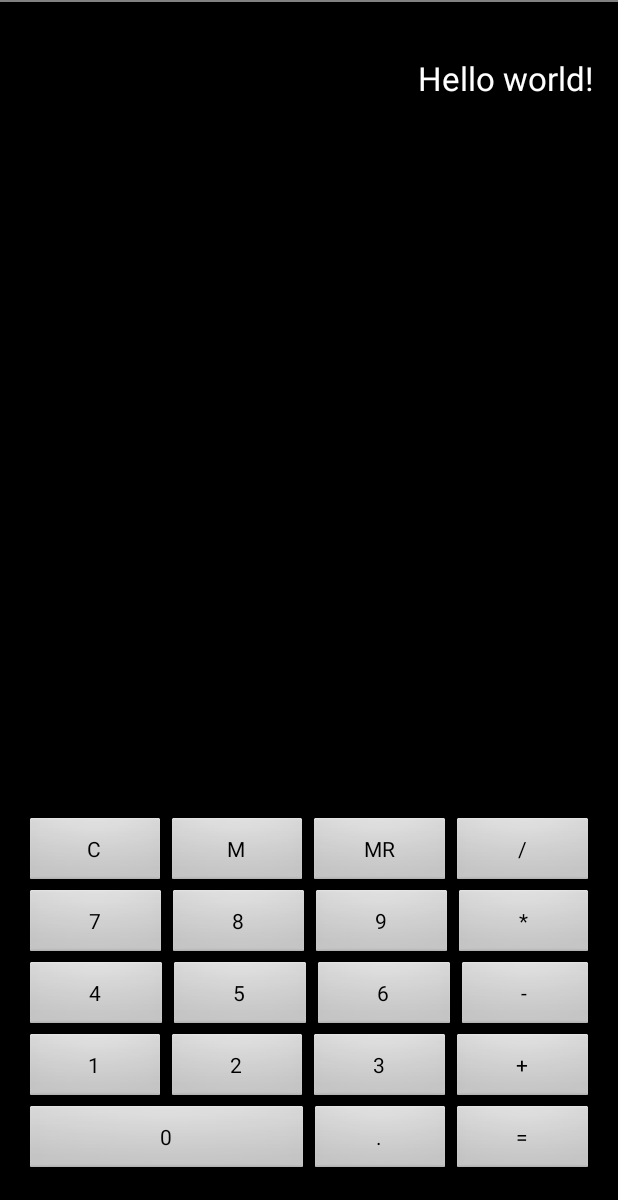
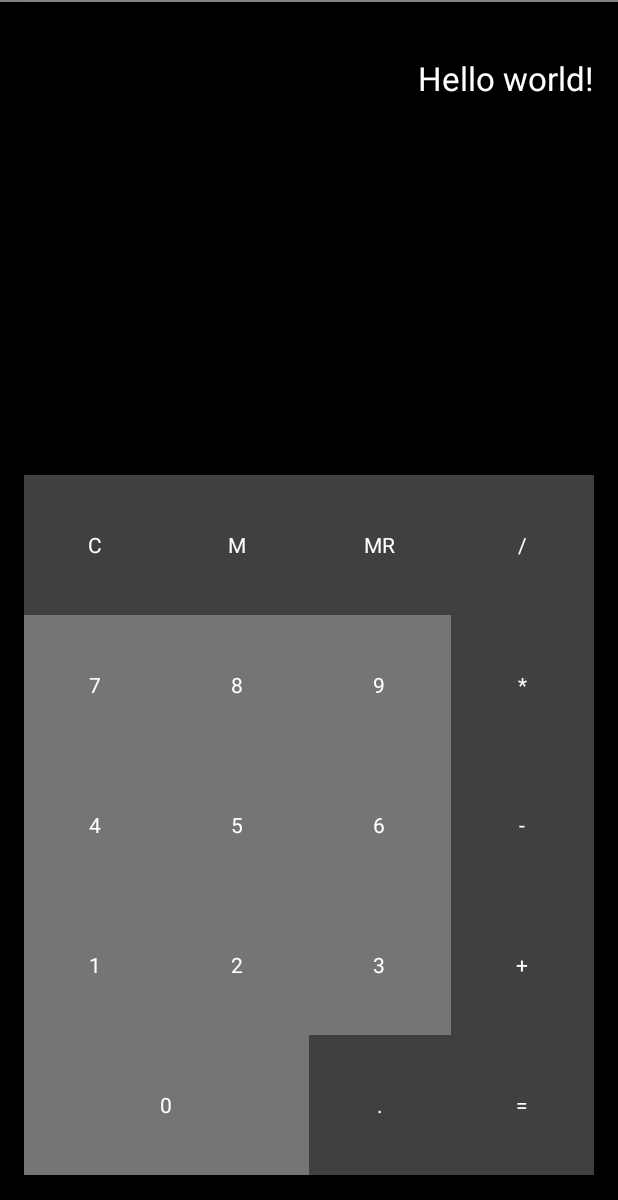
Before and after one commit to steamclock/jscalc, an Android app: the screen it shows after launch (MainActivity), on a phone screen of 412 x 824 dp, the part 36-1236 px from its top. Run offline under Robolectric (Android 15) with nearby library versions, the phone set to English and light mode, and no system bars; libraries missing offline, so code that uses them is left out: junit.framework; network calls fail.

Commit message:
Theme android buttons. #12

```diff
--- a/android/JSCalc/src/main/res/layout/activity_main.xml
+++ b/android/JSCalc/src/main/res/layout/activity_main.xml
@@ -1,4 +1,4 @@
-<RelativeLayout xmlns:android="http://schemas.android.com/apk/res/android"
+<LinearLayout xmlns:android="http://schemas.android.com/apk/res/android"
     xmlns:tools="http://schemas.android.com/tools"
     android:layout_width="match_parent"
     android:layout_height="match_parent"
@@ -6,57 +6,57 @@
     android:paddingRight="@dimen/activity_horizontal_margin"
     android:paddingTop="@dimen/activity_vertical_margin"
     android:paddingBottom="@dimen/activity_vertical_margin"
+    android:orientation="vertical"
     tools:context=".MainActivity">
 
 
         <TextView
-            android:layout_width="wrap_content"
-            android:layout_height="wrap_content"
+                android:layout_width="fill_parent"
+                android:layout_height="0dip"
                 android:textAppearance="?android:attr/textAppearanceLarge"
                 android:text="@string/hello_world"
                 android:id="@+id/textView"
                 android:layout_marginTop="20dp"
                 android:gravity="right"
-            android:layout_alignParentTop="true"
-            android:layout_alignRight="@+id/linearLayout"/>
-
-
-    <LinearLayout
-            android:orientation="vertical"
-            android:layout_width="fill_parent"
-            android:layout_height="wrap_content"
-            android:layout_alignParentBottom="true"
-            android:id="@+id/linearLayout">
+                android:layout_weight="0.3"/>
 
         <LinearLayout
                 android:layout_width="fill_parent"
-                android:layout_height="fill_parent"
-                android:layout_weight="0.2">
+                android:layout_height="0dip"
+                android:layout_weight="0.1">
 
             <Button
                     android:layout_width="0dip"
-                    android:layout_height="wrap_content"
+                    android:layout_height="fill_parent"
+                    android:background="@color/symbolBg"
                     android:text="C"
                     android:id="@+id/clearButton"
-                    android:layout_weight="0.25"/>
+                    android:layout_weight="0.25"
+                    android:textColor="@android:color/white"/>
 
             <Button
                     android:layout_width="0dip"
-                    android:layout_height="wrap_content"
+                    android:layout_height="fill_parent"
+                    android:background="@color/symbolBg"
+                    android:textColor="@android:color/white"
                     android:text="M"
                     android:id="@+id/memStore"
                     android:layout_weight="0.25"/>
 
             <Button
                     android:layout_width="0dip"
-                    android:layout_height="wrap_content"
+                    android:layout_height="fill_parent"
+                    android:background="@color/symbolBg"
+                    android:textColor="@android:color/white"
                     android:text="MR"
                     android:id="@+id/memRecall"
                     android:layout_weight="0.25"/>
 
             <Button
                     android:layout_width="0dip"
-                    android:layout_height="wrap_content"
+                    android:layout_height="fill_parent"
+                    android:background="@color/symbolBg"
+                    android:textColor="@android:color/white"
                     android:text="/"
                     android:id="@+id/button15"
                     android:onClick="buttonPressed"
@@ -65,147 +65,175 @@
 
         <LinearLayout
                 android:layout_width="fill_parent"
-                android:layout_height="fill_parent"
-                android:layout_weight="0.2">
+                android:layout_height="0dip"
+                android:layout_weight="0.1">
 
             <Button
-                    android:layout_width="wrap_content"
-                    android:layout_height="wrap_content"
+                    android:layout_width="0dip"
+                    android:layout_height="fill_parent"
+                    android:background="@color/numberBg"
                     android:text="7"
                     android:id="@+id/button1"
                     android:onClick="buttonPressed"
-                    android:layout_weight="0.25"/>
+                    android:layout_weight="0.25"
+                    android:textColor="@android:color/white"/>
 
             <Button
-                    android:layout_width="wrap_content"
-                    android:layout_height="wrap_content"
+                    android:layout_width="0dip"
+                    android:layout_height="fill_parent"
+                    android:background="@color/numberBg"
                     android:text="8"
                     android:id="@+id/button"
                     android:onClick="buttonPressed"
-                    android:layout_weight="0.25"/>
+                    android:layout_weight="0.25"
+                    android:textColor="@android:color/white"/>
 
             <Button
-                    android:layout_width="wrap_content"
-                    android:layout_height="wrap_content"
+                    android:layout_width="0dip"
+                    android:layout_height="fill_parent"
+                    android:background="@color/numberBg"
                     android:text="9"
                     android:id="@+id/button2"
                     android:onClick="buttonPressed"
-                    android:layout_weight="0.25"/>
+                    android:layout_weight="0.25"
+                    android:textColor="@android:color/white"/>
 
             <Button
-                    android:layout_width="wrap_content"
-                    android:layout_height="wrap_content"
+                    android:layout_width="0dip"
+                    android:layout_height="fill_parent"
+                    android:background="@color/symbolBg"
                     android:text="*"
                     android:id="@+id/button3"
                     android:onClick="buttonPressed"
-                    android:layout_weight="0.25"/>
+                    android:layout_weight="0.25"
+                    android:textColor="@android:color/white"/>
         </LinearLayout>
 
         <LinearLayout
                 android:layout_width="fill_parent"
-                android:layout_height="fill_parent"
-                android:layout_weight="0.2">
+                android:layout_height="0dip"
+                android:layout_weight="0.1">
 
             <Button
-                    android:layout_width="wrap_content"
-                    android:layout_height="wrap_content"
+                    android:layout_width="0dip"
+                    android:layout_height="fill_parent"
+                    android:background="@color/numberBg"
                     android:text="4"
                     android:id="@+id/button4"
                     android:onClick="buttonPressed"
-                    android:layout_weight="0.25"/>
+                    android:layout_weight="0.25"
+                    android:textColor="@android:color/white"/>
 
             <Button
-                    android:layout_width="wrap_content"
-                    android:layout_height="wrap_content"
+                    android:layout_width="0dip"
+                    android:layout_height="fill_parent"
+                    android:background="@color/numberBg"
                     android:text="5"
                     android:id="@+id/button5"
                     android:onClick="buttonPressed"
-                    android:layout_weight="0.25"/>
+                    android:layout_weight="0.25"
+                    android:textColor="@android:color/white"/>
 
             <Button
-                    android:layout_width="wrap_content"
-                    android:layout_height="wrap_content"
+                    android:layout_width="0dip"
+                    android:layout_height="fill_parent"
+                    android:background="@color/numberBg"
                     android:text="6"
                     android:id="@+id/button6"
                     android:onClick="buttonPressed"
-                    android:layout_weight="0.25"/>
+                    android:layout_weight="0.25"
+                    android:textColor="@android:color/white"/>
 
             <Button
-                    android:layout_width="wrap_content"
-                    android:layout_height="wrap_content"
+                    android:layout_width="0dip"
+                    android:layout_height="fill_parent"
+                    android:background="@color/symbolBg"
                     android:text="-"
                     android:id="@+id/button7"
                     android:onClick="buttonPressed"
-                    android:layout_weight="0.25"/>
+                    android:layout_weight="0.25"
+                    android:textColor="@android:color/white"/>
         </LinearLayout>
 
         <LinearLayout
                 android:layout_width="fill_parent"
-                android:layout_height="fill_parent"
-                android:layout_weight="0.2">
+                android:layout_height="0dip"
+                android:layout_weight="0.1">
 
             <Button
-                    android:layout_width="wrap_content"
-                    android:layout_height="wrap_content"
+                    android:layout_width="0dip"
+                    android:layout_height="fill_parent"
+                    android:background="@color/numberBg"
                     android:text="1"
                     android:id="@+id/button8"
                     android:onClick="buttonPressed"
-                    android:layout_weight="0.25"/>
+                    android:layout_weight="0.25"
+                    android:textColor="@android:color/white"/>
 
             <Button
-                    android:layout_width="wrap_content"
-                    android:layout_height="wrap_content"
+                    android:layout_width="0dip"
+                    android:layout_height="fill_parent"
+                    android:background="@color/numberBg"
                     android:text="2"
                     android:id="@+id/button9"
                     android:onClick="buttonPressed"
-                    android:layout_weight="0.25"/>
+                    android:layout_weight="0.25"
+                    android:textColor="@android:color/white"/>
 
             <Button
-                    android:layout_width="wrap_content"
-                    android:layout_height="wrap_content"
+                    android:layout_width="0dip"
+                    android:layout_height="fill_parent"
+                    android:background="@color/numberBg"
                     android:text="3"
                     android:id="@+id/button10"
                     android:onClick="buttonPressed"
-                    android:layout_weight="0.25"/>
+                    android:layout_weight="0.25"
+                    android:textColor="@android:color/white"/>
 
             <Button
-                    android:layout_width="wrap_content"
-                    android:layout_height="wrap_content"
+                    android:layout_width="0dip"
+                    android:layout_height="fill_parent"
+                    android:background="@color/symbolBg"
                     android:text="+"
                     android:id="@+id/button11"
                     android:onClick="buttonPressed"
-                    android:layout_weight="0.25"/>
+                    android:layout_weight="0.25"
+                    android:textColor="@android:color/white"/>
         </LinearLayout>
 
         <LinearLayout
                 android:layout_width="fill_parent"
-                android:layout_height="fill_parent"
-                android:layout_weight="0.2">
+                android:layout_height="0dip"
+                android:layout_weight="0.1">
 
             <Button
                     android:layout_width="0dip"
-                    android:layout_height="wrap_content"
+                    android:layout_height="fill_parent"
                     android:text="0"
                     android:id="@+id/button12"
                     android:onClick="buttonPressed"
-                    android:layout_weight="0.5"/>
+                    android:layout_weight="0.5"
+                    android:background="@color/numberBg"
+                    android:textColor="@android:color/white"/>
 
             <Button
                     android:layout_width="0dip"
-                    android:layout_height="wrap_content"
+                    android:layout_height="fill_parent"
                     android:text="."
                     android:id="@+id/button13"
                     android:onClick="buttonPressed"
-                    android:layout_weight="0.25"/>
+                    android:layout_weight="0.25"
+                    android:background="@color/symbolBg"
+                    android:textColor="@android:color/white"/>
 
             <Button
                     android:layout_width="0dip"
-                    android:layout_height="wrap_content"
+                    android:layout_height="fill_parent"
                     android:text="="
                     android:id="@+id/button14"
                     android:onClick="buttonPressed"
-                    android:layout_weight="0.25"/>
+                    android:layout_weight="0.25"
+                    android:background="@color/symbolBg"
+                    android:textColor="@android:color/white"/>
         </LinearLayout>
     </LinearLayout>
-
-</RelativeLayout>
--- /dev/null
+++ b/android/JSCalc/src/main/res/values/colors.xml
@@ -0,0 +1,3 @@
+<?xml version="1.0" encoding="utf-8"?>
+<resources>
+<color name="numberBg">#757575</color><color name="symbolBg">#404040</color></resources>
```
Lines whose indentation alone changed are shown as unchanged.
